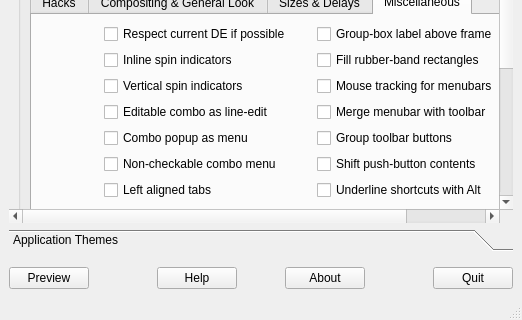
Above: Kvantum/kvantummanager/kvantummanager.ui from tsujan/Kvantum before the change; both pictures show x 0 to 522 and y 207 to 527 of the 522 by 527 pixel window. Below: the same form after it.
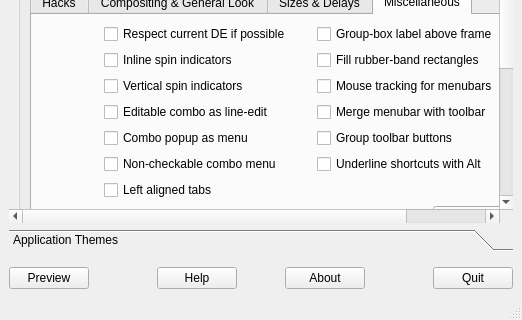
That is the form after the change. The open tabs and pages were chosen to show the change. Custom widgets are drawn as their Qt base class.

Commit message:
Considered more details in drawing menu arrows of buttons
Also, removed `button_contents_shift`.

Patch:
```diff
--- a/Kvantum/kvantummanager/kvantummanager.ui
+++ b/Kvantum/kvantummanager/kvantummanager.ui
@@ -1777,7 +1777,7 @@
                 </widget>
                </item>
                <item row="5" column="3" colspan="2">
-                <widget class="QCheckBox" name="checkBoxButtonShift">
+                <widget class="QCheckBox" name="checkBoxAlt">
                  <property name="toolTip">
                   <string>Shift the contents of push buttons when pressed?
 
@@ -1785,7 +1785,7 @@
 both horizontally and vertically.</string>
                  </property>
                  <property name="text">
-                  <string>Shift push-button contents</string>
+                  <string>Underline shortcuts with Alt</string>
                  </property>
                 </widget>
                </item>
@@ -1799,16 +1799,6 @@
                  </property>
                 </widget>
                </item>
-               <item row="6" column="3" colspan="2">
-                <widget class="QCheckBox" name="checkBoxAlt">
-                 <property name="toolTip">
-                  <string>If unchecked, shortcuts will not be underlined at all.</string>
-                 </property>
-                 <property name="text">
-                  <string>Underline shortcuts with Alt</string>
-                 </property>
-                </widget>
-               </item>
                <item row="7" column="1">
                 <widget class="QCheckBox" name="checkBoxJoinTab">
                  <property name="toolTip">
@@ -1844,7 +1834,7 @@
                  </property>
                 </widget>
                </item>
-               <item row="8" column="4">
+               <item row="7" column="4">
                 <widget class="QComboBox" name="comboClick">
                  <property name="toolTip">
                   <string>How to activate view items?</string>
```
Left out of the diff: 15 changed lines with no effect on the pictures. The commit also changes 114 other files.
